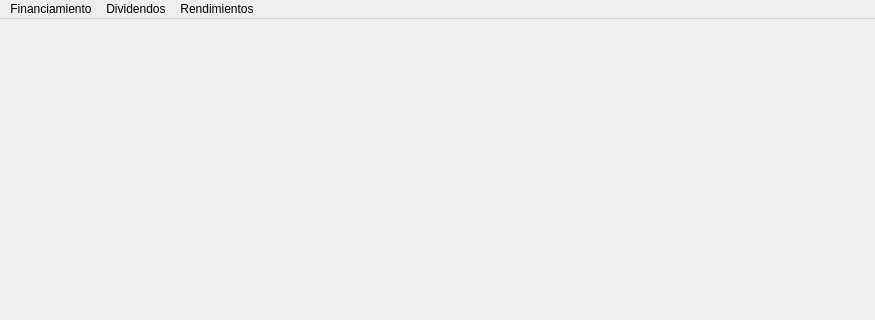
First picture: the form in view/ui/mainWindow.ui, repository luisAlcides/finanzas2, before the edit; both pictures show x 0 to 875 and y 0 to 320 of the 875 by 622 pixel window.
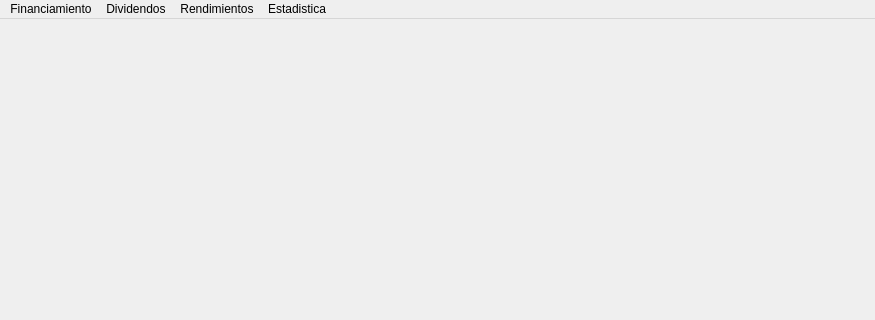
Second picture: the form after the edit.

```diff
--- a/view/ui/mainWindow.ui
+++ b/view/ui/mainWindow.ui
@@ -48,9 +48,16 @@
     <addaction name="qa_rendimiento_requerido"/>
     <addaction name="qa_rendimiento_esperado_multiple"/>
    </widget>
+   <widget class="QMenu" name="menuEstadistica">
+    <property name="title">
+     <string>Estadistica</string>
+    </property>
+    <addaction name="qa_desviacion_estandar"/>
+   </widget>
    <addaction name="menuArchivo"/>
    <addaction name="menuCreditos"/>
    <addaction name="menuRendimientos"/>
+   <addaction name="menuEstadistica"/>
   </widget>
   <widget class="QStatusBar" name="statusbar"/>
   <action name="actionDesarrolladores">
```
Left out of the diff: 6 changed lines with no effect on the pictures.
